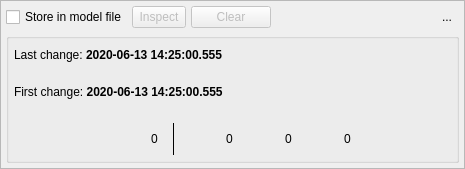
The window that libs/libgui/ui/widgets/changelogwidget.ui (arichiardi/pgmodeler) describes before a commit, drawn with Qt 5.
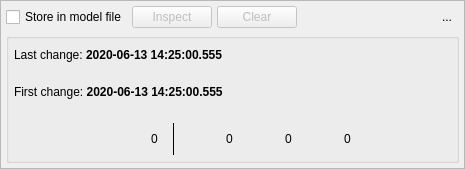
The same window after the commit. Icons and pictures are not drawn.

Commit message: Finished the conversion of QToolButtons to QPushButton

```diff
--- a/libs/libgui/ui/widgets/changelogwidget.ui
+++ b/libs/libgui/ui/widgets/changelogwidget.ui
@@ -102,7 +102,7 @@
          </widget>
         </item>
         <item>
-         <widget class="QToolButton" name="inspect_tb">
+         <widget class="QPushButton" name="inspect_btn">
           <property name="enabled">
            <bool>false</bool>
           </property>
@@ -137,12 +137,6 @@
           <property name="shortcut">
            <string>Shift+Del</string>
           </property>
-          <property name="toolButtonStyle">
-           <enum>Qt::ToolButtonStyle::ToolButtonTextBesideIcon</enum>
-          </property>
-          <property name="autoRaise">
-           <bool>false</bool>
-          </property>
          </widget>
         </item>
         <item>
```
Left out of the diff: 4 changed lines with no effect on the pictures. The commit also changes 26 other files.
